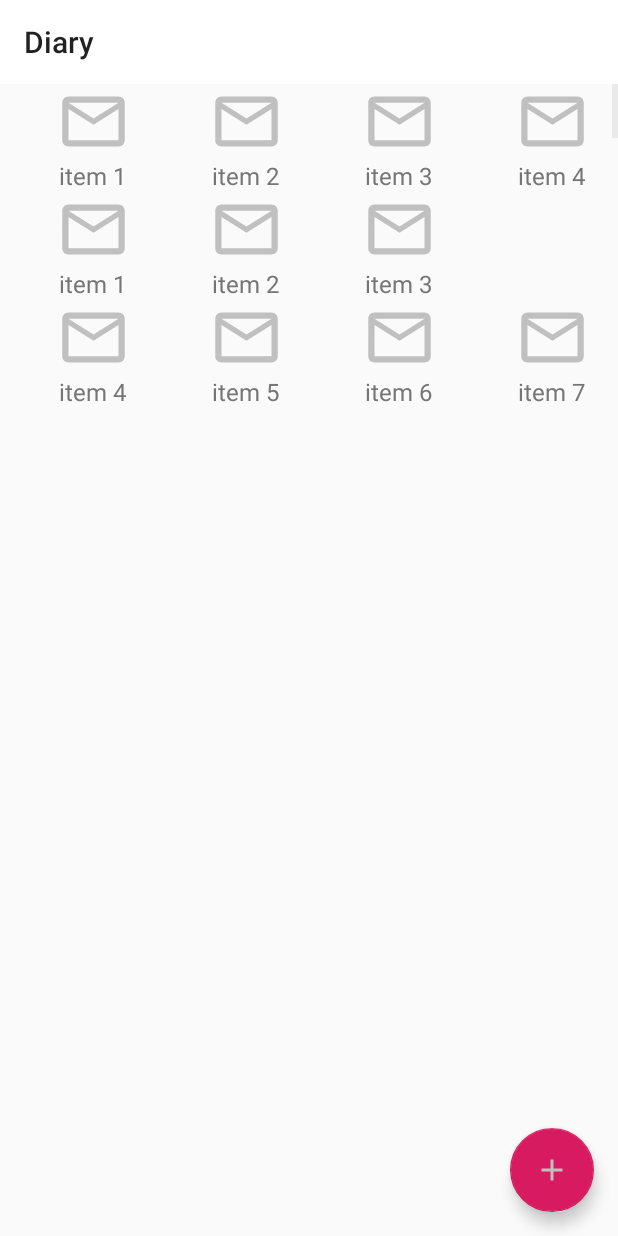
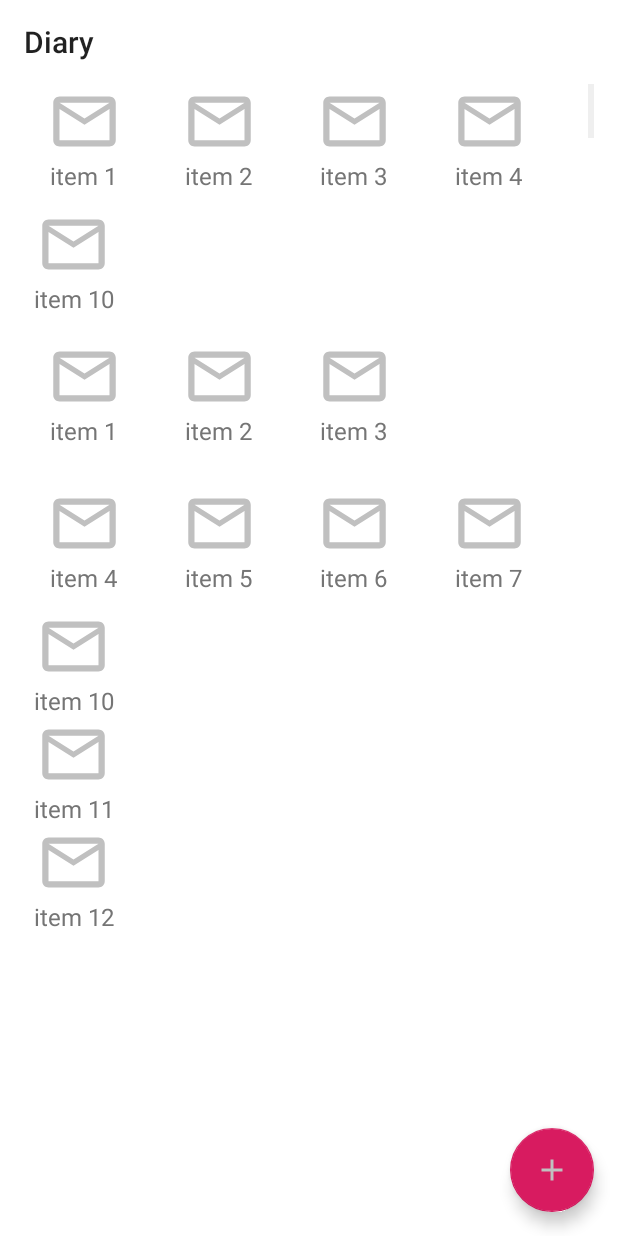
Before and after one commit to SirionRazzer/Diary, an Android app: the HistoryActivity screen opened directly, with no data from a screen before it, on a phone screen of 412 x 824 dp. Run offline under Robolectric (Android 15) with nearby library versions, the phone set to English and light mode, and no system bars; libraries missing offline, so code that uses them is left out: io.realm, io.realm.annotations.

Commit message:
TrackItemsWithTextAdapter

```diff
--- a/app/src/main/java/com/sirionrazzer/diary/history/HistoryActivity.kt
+++ b/app/src/main/java/com/sirionrazzer/diary/history/HistoryActivity.kt
@@ -42,7 +42,7 @@ class HistoryActivity : AppCompatActivity() {
         val historyItems: ArrayList<ArrayList<TrackItem>> = arrayListOf(trackitems1, trackitems2, trackitems3)
 
         viewManager = LinearLayoutManager(this)
-        viewAdapter = HistoryAdapter(this, historyItems) { date: Long -> historyItemClicked(date) }
+        viewAdapter = HistoryAdapter(this, historyItems) { trackItemsIds: ArrayList<String> -> historyItemClicked(trackItemsIds) }
         recyclerView = findViewById(R.id.historyItemRecyclerView)
         recyclerView.adapter = viewAdapter
         recyclerView.layoutManager = viewManager
@@ -53,10 +53,10 @@ class HistoryActivity : AppCompatActivity() {
         }
     }
 
-    private fun historyItemClicked(date: Long) {
+    private fun historyItemClicked(trackItemsIds: ArrayList<String>) {
         Toast.makeText(this, "a", Toast.LENGTH_LONG).show()
         val intent = Intent(this, MainActivity::class.java)
-        intent.putExtra("date", date)
+        intent.putExtra("trackItemsIds", trackItemsIds)
         this.startActivity(intent)
     }
 }
--- a/app/src/main/java/com/sirionrazzer/diary/history/HistoryAdapter.kt
+++ b/app/src/main/java/com/sirionrazzer/diary/history/HistoryAdapter.kt
@@ -1,23 +1,29 @@
 package com.sirionrazzer.diary.history
 
 import android.content.Context
+import android.content.Intent
+import android.support.v7.widget.LinearLayoutManager
 import android.support.v7.widget.RecyclerView
 import android.view.LayoutInflater
 import android.view.ViewGroup
 import android.widget.*
 import com.sirionrazzer.diary.R
 import com.sirionrazzer.diary.models.TrackItem
+import com.sirionrazzer.diary.stats.TrackItemStatsActivity
 
-class HistoryAdapter(private val context: Context, private val dataSource: ArrayList<ArrayList<TrackItem>>, private val clickListener: (Long) -> Unit) : RecyclerView.Adapter<HistoryAdapter.ViewHolder>() {
+class HistoryAdapter(
+    private val context: Context,
+    private val dataSource: ArrayList<ArrayList<TrackItem>>,
+    private val clickListener: (ArrayList<String>) -> Unit)
+    : RecyclerView.Adapter<HistoryAdapter.ViewHolder>() {
 
     class ViewHolder(val historyItemLayout: LinearLayout) : RecyclerView.ViewHolder(historyItemLayout) {
-        fun bind(date: Long, clickListener: (Long) -> Unit) {
-            historyItemLayout.setOnClickListener { clickListener(date) }
+        fun bind(trackItemsIds: ArrayList<String>, clickListener: (ArrayList<String>) -> Unit) {
+            historyItemLayout.setOnClickListener { clickListener(trackItemsIds) }
         }
     }
 
     private val inflater: LayoutInflater = LayoutInflater.from(context)
-            //= context.getSystemService(Context.LAYOUT_INFLATER_SERVICE) as LayoutInflater
 
     override fun onCreateViewHolder(parent: ViewGroup,
                                     viewType: Int): HistoryAdapter.ViewHolder {
@@ -30,6 +36,7 @@ class HistoryAdapter(private val context: Context, private val dataSource: Array
     override fun onBindViewHolder(holder: ViewHolder, position: Int) {
         val historyItem = holder.historyItemLayout
         val gridLayout = historyItem.findViewById<GridView>(R.id.trackItemWithoutText)
+        val recyclerView = historyItem.findViewById<RecyclerView>(R.id.trackItemWithText)
 
         val allTrackItems = dataSource[position]
         val trackItemsWithoutText: ArrayList<TrackItem> = arrayListOf()
@@ -44,12 +51,12 @@ class HistoryAdapter(private val context: Context, private val dataSource: Array
                 trackItemsWithoutText.add(it)
             }
         }
+//        Toast.makeText(context, trackItemsWithText.size.toString(), Toast.LENGTH_LONG).show()
+        gridLayout.adapter = TrackItemsWithoutTextAdapter(gridLayout.context, trackItemsWithoutText)
+        recyclerView.adapter = TrackItemsWithTextAdapter(recyclerView.context, trackItemsWithText) { trackItemName: String -> trackItemClicked(trackItemName) }
+        recyclerView.layoutManager = LinearLayoutManager(recyclerView.context)
 
-        gridLayout.adapter = TrackItemsWithoutTextAdapter(gridLayout.context, trackItemsWithoutText)
-
-        if (allTrackItems.size != 0) {
-            holder.bind(allTrackItems[0].date, clickListener)
-        }
+        holder.bind(trackItemsIds, clickListener)
 //        val intent = Intent(historyItem.context, MainActivity::class.java)
 //        intent.putExtra("date", allTrackItems[0].date)
 //        historyItem.setOnClickListener {
@@ -62,4 +69,9 @@ class HistoryAdapter(private val context: Context, private val dataSource: Array
         return dataSource.size
     }
 
+    private fun trackItemClicked(trackItemName: String) {
+        val intent = Intent(context, TrackItemStatsActivity::class.java)
+        intent.putExtra("trackItemName", trackItemName)
+        context.startActivity(intent)
+    }
 }
--- /dev/null
+++ b/app/src/main/java/com/sirionrazzer/diary/history/TrackItemsWithTextAdapter.kt
@@ -0,0 +1,47 @@
+package com.sirionrazzer.diary.history
+
+import android.content.Context
+import android.support.v7.widget.RecyclerView
+import android.view.LayoutInflater
+import android.widget.TextView
+import android.view.ViewGroup
+import android.widget.LinearLayout
+import com.sirionrazzer.diary.R
+import com.sirionrazzer.diary.models.TrackItem
+
+class TrackItemsWithTextAdapter(
+    private val context: Context,
+    private val trackItems: ArrayList<TrackItem>,
+    private val clickListener: (String) -> Unit)
+    : RecyclerView.Adapter<TrackItemsWithTextAdapter.ViewHolder>() {
+
+    class ViewHolder(val templateItemLayout: LinearLayout) : RecyclerView.ViewHolder(templateItemLayout) {
+        fun bind(trackItemName: String, clickListener: (String) -> Unit) {
+            templateItemLayout.setOnClickListener { clickListener(trackItemName) }
+        }
+    }
+
+    private val inflater: LayoutInflater
+            = context.getSystemService(Context.LAYOUT_INFLATER_SERVICE) as LayoutInflater
+
+    override fun onCreateViewHolder(parent: ViewGroup,
+                                    viewType: Int): TrackItemsWithTextAdapter.ViewHolder {
+
+        val templateItemLayout = inflater.inflate(R.layout.template_item_with_text, parent, false) as LinearLayout
+
+        return TrackItemsWithTextAdapter.ViewHolder(templateItemLayout)
+    }
+
+    override fun onBindViewHolder(holder: TrackItemsWithTextAdapter.ViewHolder, position: Int) {
+        val templateItemLayout = holder.templateItemLayout
+        val nameTextView = templateItemLayout.findViewById<TextView>(R.id.trackItemName)
+        nameTextView.text = trackItems[position].name
+
+        holder.bind(trackItems[position].name, clickListener)
+    }
+
+    override fun getItemCount(): Int {
+        return trackItems.size
+    }
+
+}
--- a/app/src/main/res/layout/activity_history.xml
+++ b/app/src/main/res/layout/activity_history.xml
@@ -1,7 +1,8 @@
 <?xml version="1.0" encoding="utf-8"?>
 <RelativeLayout xmlns:android="http://schemas.android.com/apk/res/android"
     android:layout_width="match_parent"
-    android:layout_height="match_parent">
+    android:layout_height="match_parent"
+    android:background="@color/white">
 
     <LinearLayout
         android:layout_width="match_parent"
--- a/app/src/main/res/layout/history_item.xml
+++ b/app/src/main/res/layout/history_item.xml
@@ -1,27 +1,32 @@
 <?xml version="1.0" encoding="utf-8"?>
 <LinearLayout xmlns:android="http://schemas.android.com/apk/res/android"
-    android:id="@+id/historyItemLinearLayout"
     android:layout_width="match_parent"
     android:layout_height="wrap_content"
-    android:orientation="vertical">
+    android:orientation="vertical"
+    android:paddingStart="16dp"
+    android:paddingEnd="16dp"
+    android:paddingBottom="16dp">
 
     <GridView
         android:id="@+id/trackItemWithoutText"
-        android:layout_width="match_parent"
+        android:layout_width="wrap_content"
         android:layout_height="wrap_content"
+        android:layout_gravity="center_horizontal|center_vertical"
         android:gravity="center"
         android:columnWidth="80dp"
-        android:numColumns="auto_fit"
+        android:numColumns="4"
+        android:orientation="horizontal"
+        android:stretchMode="none"
         android:verticalSpacing="10dp"
-        android:horizontalSpacing="10dp"
-        android:stretchMode="spacingWidthUniform">
+        android:horizontalSpacing="10dp">
     </GridView>
 
-    <ListView
+    <android.support.v7.widget.RecyclerView xmlns:android="http://schemas.android.com/apk/res/android"
         android:id="@+id/trackItemWithText"
         android:layout_width="match_parent"
         android:layout_height="wrap_content"
-        android:scrollbars="vertical" />
+        android:scrollbars="vertical"
+        android:paddingTop="10dp"/>
 
 
 </LinearLayout>
--- a/app/src/main/res/layout/template_item.xml
+++ b/app/src/main/res/layout/template_item.xml
@@ -2,7 +2,6 @@
 
 <LinearLayout xmlns:android="http://schemas.android.com/apk/res/android"
     xmlns:app="http://schemas.android.com/apk/res-auto"
-    android:id="@+id/trackitem"
     android:layout_width="wrap_content"
     android:layout_height="wrap_content"
     android:layout_gravity="center_horizontal"
--- /dev/null
+++ b/app/src/main/res/layout/template_item_with_text.xml
@@ -0,0 +1,52 @@
+<?xml version="1.0" encoding="utf-8"?>
+
+<LinearLayout xmlns:android="http://schemas.android.com/apk/res/android"
+    android:layout_width="match_parent"
+    android:layout_height="wrap_content"
+    android:orientation="horizontal">
+
+
+    <RelativeLayout
+        android:layout_width="80dp"
+        android:layout_height="wrap_content"
+        android:gravity="center"
+        android:orientation="vertical">
+
+        <ImageView
+            android:id="@+id/ivTrackItemImage"
+            android:layout_width="50dp"
+            android:layout_height="50dp"
+            android:layout_centerHorizontal="true"
+            android:layout_marginEnd="15dp"
+            android:src="@drawable/ic_mail_outline_black_24dp" />
+
+        <TextView
+            android:id="@+id/trackItemName"
+            android:layout_width="wrap_content"
+            android:layout_height="wrap_content"
+            android:layout_centerHorizontal="true"
+            android:layout_below="@id/ivTrackItemImage"
+            android:text="item name"
+            android:textColor="@color/secondaryText"
+            android:textSize="16sp"/>
+
+    </RelativeLayout>
+
+    <LinearLayout
+        android:layout_width="wrap_content"
+        android:layout_height="wrap_content"
+        android:baselineAligned="true"
+        android:orientation="vertical">
+
+        <TextView
+            android:id="@+id/tvTrackItemText"
+            android:layout_width="wrap_content"
+            android:layout_height="wrap_content" />
+
+        <TextView
+            android:id="@+id/tvTrackItemNumber"
+            android:layout_width="wrap_content"
+            android:layout_height="wrap_content" />
+    </LinearLayout>
+
+</LinearLayout>
```
